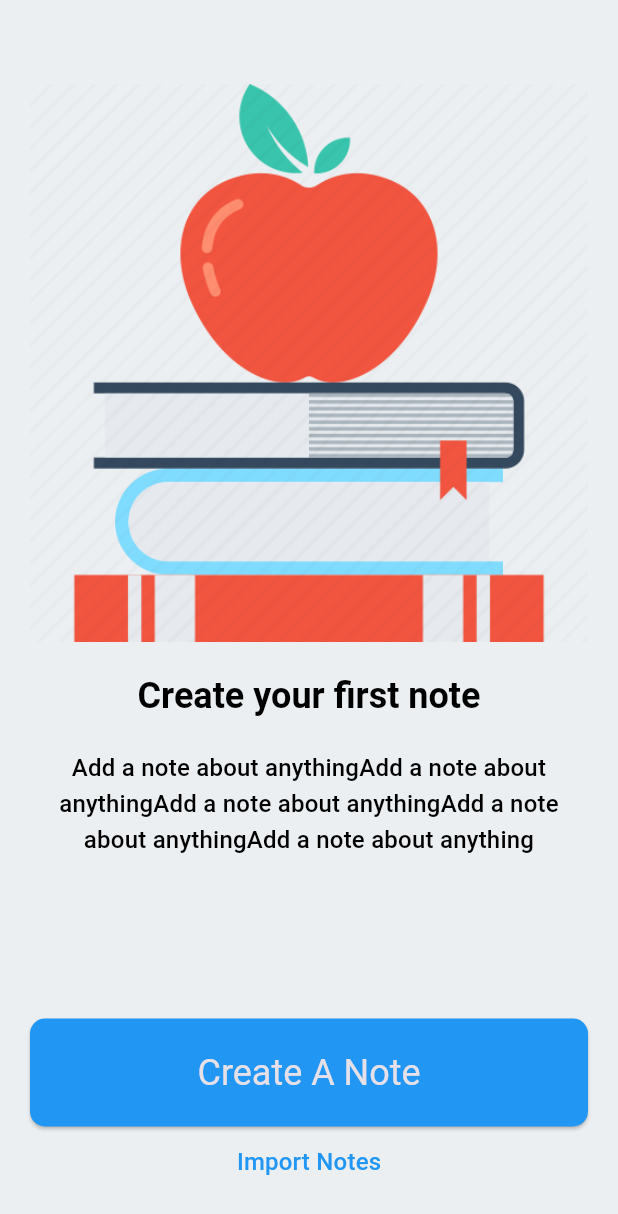
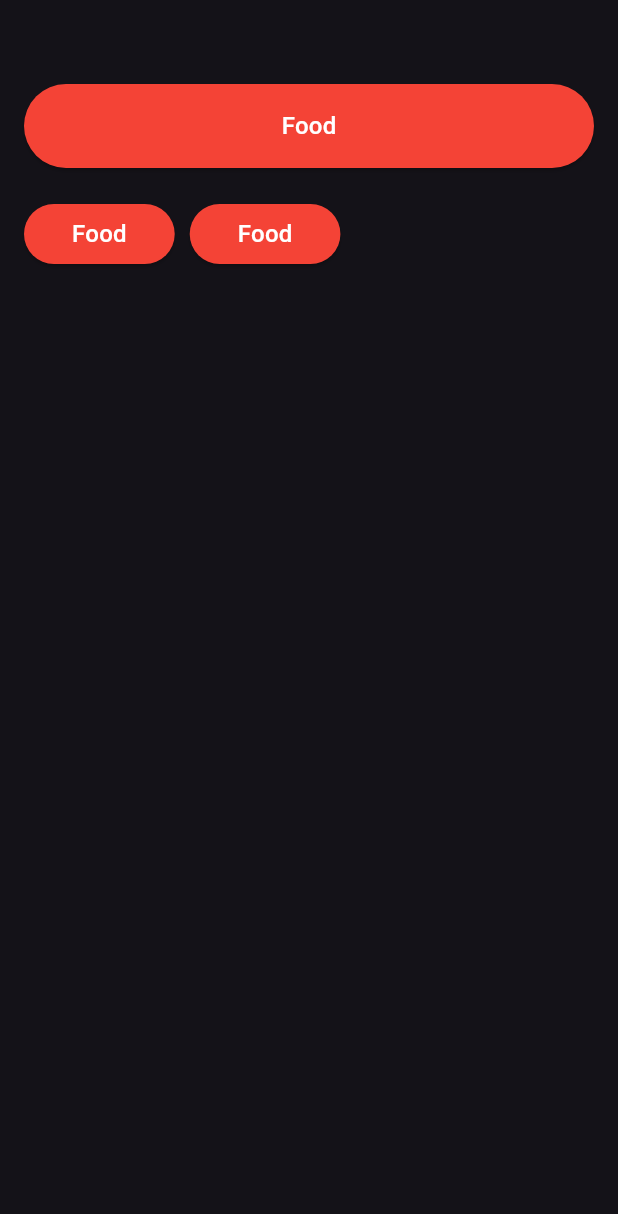
Before and after one commit to SertacN/flutter_learn, a Flutter app: the screen it shows after launch, on a phone screen of 412 x 824 dp. Shown: the top 1214 px of the screen. Run offline on Flutter 3.47's test engine with Material 3 defaults, Android fonts, the phone set to English and light mode, and no system bars.

Commit message:
custom button widget

```diff
--- /dev/null
+++ b/flutter_learn/lib/100/custom_widget_learn.dart
@@ -0,0 +1,77 @@
+import 'package:flutter/material.dart';
+
+class CustomWidgetLearn extends StatelessWidget {
+  const CustomWidgetLearn({super.key});
+  final String title = 'Food';
+
+  @override
+  Widget build(BuildContext context) {
+    return Scaffold(
+      appBar: AppBar(),
+      body: Padding(
+        padding: _PaddingUtility().horizontalPadding,
+        child: Column(
+          crossAxisAlignment: CrossAxisAlignment.start,
+          children: [
+            SizedBox(
+                width: MediaQuery.sizeOf(context).width,
+                child: _CustomRedButton(
+                  title: title,
+                  padding: _PaddingUtility().normal2xPadding,
+                )),
+            const SizedBox(
+              height: 20,
+            ),
+            Row(
+              children: [
+                _CustomRedButton(
+                    title: title, padding: _PaddingUtility().normalPadding),
+                const SizedBox(
+                  width: 10,
+                ),
+                _CustomRedButton(
+                    title: title, padding: _PaddingUtility().normalPadding)
+              ],
+            ),
+          ],
+        ),
+      ),
+    );
+  }
+}
+
+class _CustomRedButton extends StatelessWidget
+    with _ColorUtility, _PaddingUtility {
+  _CustomRedButton({
+    required this.title,
+    required this.padding,
+  });
+
+  final String title;
+  final EdgeInsetsGeometry padding;
+  @override
+  Widget build(BuildContext context) {
+    return ElevatedButton(
+        style: ElevatedButton.styleFrom(backgroundColor: colorRed),
+        onPressed: () {},
+        child: Padding(
+          padding: padding,
+          child: Text(title,
+              style: Theme.of(context).textTheme.titleMedium?.copyWith(
+                    color: colorWhite,
+                  )),
+        ));
+  }
+}
+
+mixin class _ColorUtility {
+  final Color colorRed = Colors.red;
+  final Color colorWhite = Colors.white;
+}
+
+mixin class _PaddingUtility {
+  final EdgeInsets horizontalPadding =
+      const EdgeInsets.symmetric(horizontal: 16);
+  final EdgeInsets normalPadding = const EdgeInsets.all(8);
+  final EdgeInsets normal2xPadding = const EdgeInsets.all(16);
+}
--- a/flutter_learn/lib/demos/note_demos_app.dart
+++ b/flutter_learn/lib/demos/note_demos_app.dart
@@ -45,7 +45,7 @@ class NoteDemosApp extends StatelessWidget {
 }
 
 class _TextButton extends StatelessWidget {
-  const _TextButton({super.key, required this.buttonText});
+  const _TextButton({required this.buttonText});
 
   final String buttonText;
 
@@ -65,7 +65,6 @@ class _TextButton extends StatelessWidget {
 
 class _CreateButton extends StatelessWidget {
   const _CreateButton({
-    super.key,
     required this.buttonText,
   });
 
@@ -90,6 +89,7 @@ class _CreateButton extends StatelessWidget {
 
 class _SubTitleWidget extends StatelessWidget {
   const _SubTitleWidget({
+    // ignore: unused_element
     this.textAlign = TextAlign.center,
     required this.title,
   });
--- a/flutter_learn/lib/main.dart
+++ b/flutter_learn/lib/main.dart
@@ -1,8 +1,9 @@
 import 'package:flutter/material.dart';
 import 'package:flutter/services.dart';
+import 'package:flutter_learn/100/custom_widget_learn.dart';
 // import 'package:flutter_learn/100/card_learn.dart';
 // import 'package:flutter_learn/100/image_learn.dart';
-import 'package:flutter_learn/demos/note_demos_app.dart';
+// import 'package:flutter_learn/demos/note_demos_app.dart';
 // import 'package:flutter_learn/100/padding_learn.dart';
 // import 'package:flutter_learn/100/colors_learn.dart';
 // import 'package:flutter_learn/100/stateless_widget_learn.dart';
@@ -33,7 +34,7 @@ class MyApp extends StatelessWidget {
         elevation: 0,
         systemOverlayStyle: SystemUiOverlayStyle.light,
       )),
-      home: NoteDemosApp(),
+      home: const CustomWidgetLearn(),
     );
   }
 }
```
Also changed, not shown: 1 other file.
